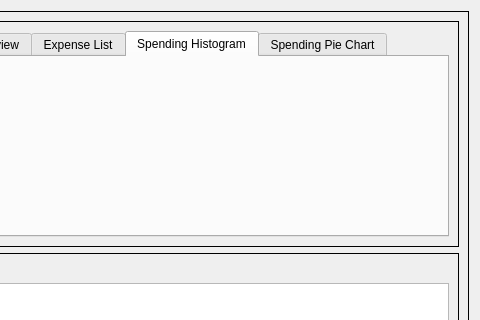
First picture: the form in rsrc/UI/TableTest.ui, repository Winkelmann17/BudgetTool-Python, before the edit; both pictures show x 507 to 987 and y 0 to 320 of the 987 by 521 pixel window.
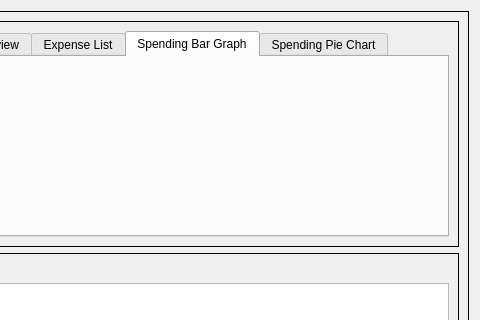
Second picture: the form after the edit. The open tabs and pages were chosen to show the change.

Commit message: Bar Graph generally complete

What changed in the file:
```diff
--- a/rsrc/UI/TableTest.ui
+++ b/rsrc/UI/TableTest.ui
@@ -214,7 +214,7 @@
            </widget>
            <widget class="QWidget" name="histogramTab">
             <attribute name="title">
-             <string>Spending Histogram</string>
+             <string>Spending Bar Graph</string>
             </attribute>
            </widget>
            <widget class="QWidget" name="pieChartTab">
```
Left out of the diff: 4 changed lines with no effect on the pictures. The commit also changes 3 other files.
